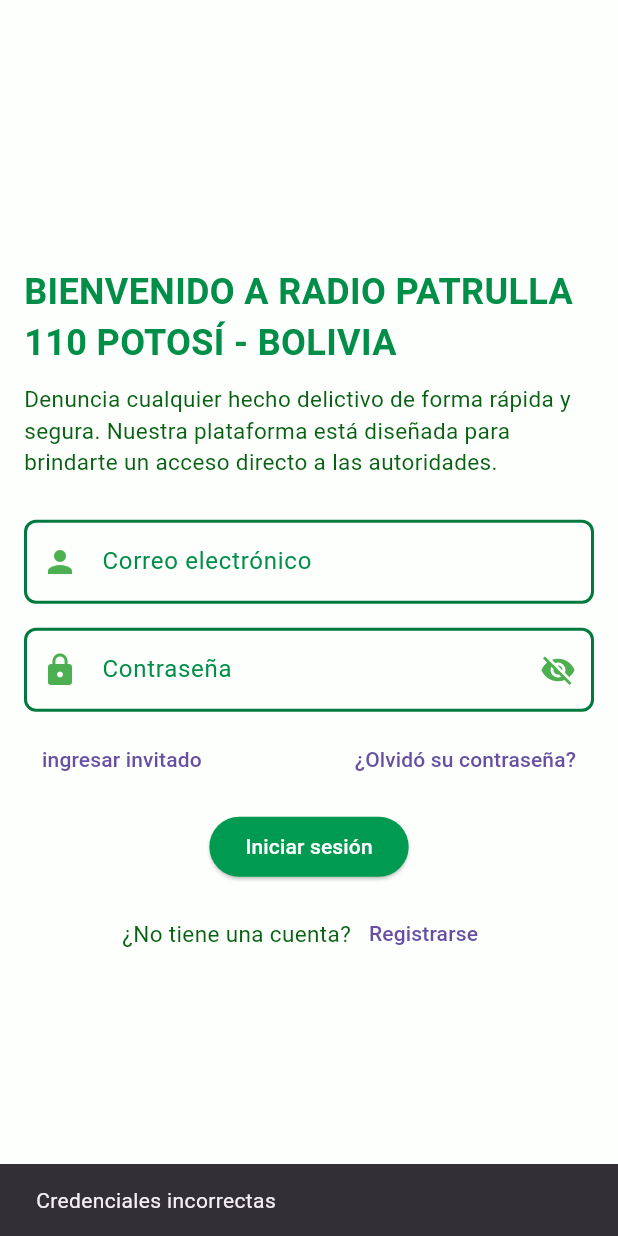
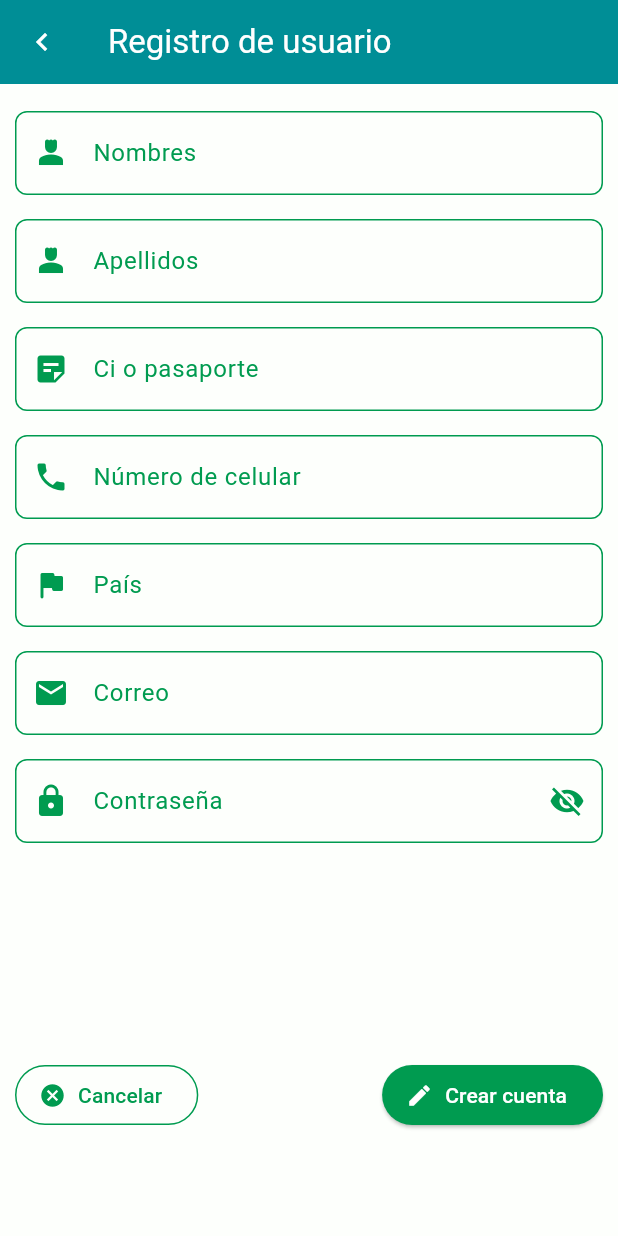
Before and after one commit to santosjared/flutterapp, a Flutter app: the screen it shows after launch, after a tap on "Iniciar sesión", after a tap on "Registrarse", on a phone screen of 412 x 824 dp. Run offline on Flutter 3.47's test engine with Material 3 defaults, Android fonts, the phone set to English and light mode, and no system bars; our stand-ins replace font_awesome_flutter.

Commit message:
fix theme

```diff
--- /dev/null
+++ b/lib/constants/mode.dart
@@ -0,0 +1 @@
+enum Mode { lightMode, darkMode }
--- a/lib/main.dart
+++ b/lib/main.dart
@@ -1,6 +1,10 @@
 // lib/main.dart
 
+import 'package:app_flutter/constants/mode.dart';
+import 'package:app_flutter/screens/complaints_screen.dart';
 import 'package:app_flutter/screens/dashboard_screen.dart';
+import 'package:app_flutter/screens/register_user_screen.dart';
+import 'package:app_flutter/theme/custom_theme.dart';
 import 'package:flutter/material.dart';
 import 'screens/login.dart';
 
@@ -14,15 +18,17 @@ class MyApp extends StatelessWidget {
   @override
   Widget build(BuildContext context) {
     return MaterialApp(
+      debugShowCheckedModeBanner: false,
       title: 'Radio patrulla 110',
-      theme: ThemeData(
-        primarySwatch: Colors.blue,
-        visualDensity: VisualDensity.adaptivePlatformDensity,
-      ),
+      theme: CustomTheme().settingsTheme(Mode.lightMode),
+      darkTheme: CustomTheme().settingsTheme(Mode.darkMode),
+      themeMode: ThemeMode.system,
       initialRoute: '/login',
       routes: {
         '/':(context)=>DashboardScreen(),
-        '/login':(context)=>LoginScreen()
+        '/login':(context)=>LoginScreen(),
+        '/register':(context)=>RegisterUserScreen(),
+        '/complaints':(context)=>ComplaintsScreen()
       },
     );
   }
--- a/lib/screens/dashboard_screen.dart
+++ b/lib/screens/dashboard_screen.dart
@@ -6,10 +6,12 @@ class DashboardScreen extends StatelessWidget {
 
   const DashboardScreen({super.key});
 
+  get onChanged => null;
+
   @override
   Widget build(BuildContext context) {
     return Scaffold(
-      appBar: AppBar(title: const Text('Denuncias'),
+      appBar: AppBar(title: const Text('Inicio'),
       backgroundColor: Color.fromARGB(255, 0, 142, 150),
       foregroundColor: Colors.white,
       ),
@@ -47,6 +49,54 @@ class DashboardScreen extends StatelessWidget {
               ),
             ),
             ListTile(
+              leading: const Icon(Icons.account_circle),
+              title: Text('Perfil'),
+            ),
+            Divider(),
+            ListTile(
+              leading: const Icon(Icons.home),
+              title: Text('Inicio'),
+            ),
+             ListTile(
+              leading: const Icon(Icons.edit),
+              title: Text('Realizar denucias'),
+              onTap: () {
+                Navigator.pop(context);
+                Navigator.pushNamed(context, '/complaints');
+              },
+            ),
+             ListTile(
+              leading: const Icon(Icons.send),
+              title: Text('Denuncias aceptadas'),
+            ),
+             ListTile(
+              leading: const Icon(Icons.error),
+              title: Text('Denuncias rechazadas'),
+            ),
+             ListTile(
+              leading: const Icon(Icons.history),
+              title: Text('Historial de denuncias'),
+            ),
+            Divider(),
+            ListTile(
+              leading: const Icon(Icons.settings),
+              title: Text('Configuraciones'),
+            ),
+            Row(
+              mainAxisAlignment: MainAxisAlignment.center,
+              children: [
+                Text('Boton de emergencia '),
+                Switch(value: false, onChanged: onChanged,
+              activeColor: Colors.lightBlue, // Color del "thumb" (botón)
+              // activeTrackColor: Palette.lightPrimary, // Color del fondo cuando está activo
+              inactiveThumbColor: const Color.fromARGB(255, 52, 210, 28), // Color del botón cuando está apagado
+              inactiveTrackColor: const Color.fromARGB(255, 1, 102, 15),
+
+                ),
+              ],
+            ),
+            Divider(),
+            ListTile(
               leading: const Icon(Icons.logout),
               title: const Text('Cerrar sesión'),
               onTap: () {
--- a/lib/screens/login.dart
+++ b/lib/screens/login.dart
@@ -1,15 +1,14 @@
 import 'package:app_flutter/screens/dashboard_screen.dart';
+import 'package:app_flutter/widgets/custom_divider.dart';
 import 'package:flutter/material.dart';
+import 'package:font_awesome_flutter/font_awesome_flutter.dart';
 import '../models/user.dart';
 import '../services/auth_service.dart';
-import '../widgets/custom_input.dart';
-import '../widgets/custom_button.dart';
 
 class LoginScreen extends StatefulWidget {
   const LoginScreen({super.key});
 
   @override
-  // ignore: library_private_types_in_public_api
   _LoginScreenState createState() => _LoginScreenState();
 }
 
@@ -39,7 +38,6 @@ class _LoginScreenState extends State<LoginScreen> {
     });
 
     if (success) {
-      // Navegar al Dashboard y reemplazar Login
       Navigator.pushReplacement(
         context,
         MaterialPageRoute(builder: (context) => const DashboardScreen()),
@@ -54,61 +52,53 @@ class _LoginScreenState extends State<LoginScreen> {
   @override
   Widget build(BuildContext context) {
     return Scaffold(
-      body: Stack(
-        children: [
-          // Imagen de fondo
-          Positioned.fill(
-            child: Image.asset(
-              'assets/images/backrundLogin.png',
-              fit: BoxFit.cover,
-              errorBuilder: (context, error, stackTrace) {
-                return Center(
-                  child: Text(
-                    '',
-                    style:
-                        TextStyle(color: const Color.fromARGB(255, 14, 14, 14)),
-                  ),
-                );
-              },
-            ),
-          ),
-          Padding(
+      body: SafeArea(
+        child: SingleChildScrollView(
+          child: Padding(
             padding: const EdgeInsets.all(16.0),
             child: Column(
               mainAxisAlignment: MainAxisAlignment.center,
               crossAxisAlignment: CrossAxisAlignment.start,
               children: [
-                Text(
+                // Sección del título
+                Center(
+                  child: Text(
                     'BIENVENIDO A RADIO PATRULLA 110 POTOSÍ - BOLIVIA',
+                    textAlign: TextAlign.center,
                     style: TextStyle(
                       fontSize: 24,
                       fontWeight: FontWeight.bold,
-                    color: const Color.fromARGB(255, 0, 142, 73),
+                      // color: Palette.lightPrimary,
+                    ),
                   ),
                 ),
                 const SizedBox(height: 10),
                 Text(
                   'Denuncia cualquier hecho delictivo de forma rápida y segura. '
                   'Nuestra plataforma está diseñada para brindarte un acceso directo a las autoridades.',
+                  textAlign: TextAlign.center,
                   style: TextStyle(
                     fontSize: 15,
-                    color: const Color.fromARGB(248, 1, 92, 12),
+                    // color: Palette.lightPrimary,
+                    fontWeight: FontWeight.bold,
                   ),
                 ),
                 const SizedBox(height: 20),
-                CustomInputField(
+                TextField(
+                  controller: emailController,
+                  decoration: InputDecoration(
                       labelText: 'Correo electrónico',
-                  controller: emailController,
-                  prefixIcon: Icon(Icons.person, color: Colors.green),
+                      prefixIcon: Icon(Icons.person)),
                 ),
-                CustomInputField(
+                const SizedBox(height: 16.0),
+                TextField(
+                  controller: passwordController,
+                  decoration: InputDecoration(
                     labelText: 'Contraseña',
-                  controller: passwordController,
-                  prefixIcon: Icon(Icons.lock, color: Colors.green),
+                    prefixIcon: Icon(Icons.lock),
                     suffixIcon: IconButton(
                       icon: Icon(
                         _obscureText ? Icons.visibility_off : Icons.visibility,
-                      color: Colors.green,
                       ),
                       onPressed: () {
                         setState(() {
@@ -116,14 +106,19 @@ class _LoginScreenState extends State<LoginScreen> {
                         });
                       },
                     ),
+                  ),
                   obscureText: _obscureText,
                 ),
+
+                // Botón de login y enlaces adicionales
                 Row(
                   mainAxisAlignment: MainAxisAlignment.spaceBetween,
                   children: [
                     TextButton(
-                      onPressed: () {},
-                      child: const Text('ingresar invitado'),
+                      onPressed: () {
+                        Navigator.pushNamed(context, '/');
+                      },
+                      child: const Text('Ingresar invitado'),
                     ),
                     TextButton(
                       onPressed: () {},
@@ -133,16 +128,40 @@ class _LoginScreenState extends State<LoginScreen> {
                 ),
                 const SizedBox(height: 10),
                 Center(
-                  child:  isLoading
-                    ? CircularProgressIndicator(
-                        color: Colors.green,
-                      )
-                    : CustomButton(
-                        text: 'Iniciar sesión',
+                  child: isLoading
+                      ? const CircularProgressIndicator()
+                      : ElevatedButton(
                           onPressed: _login,
+                          child: Text('Iniciar sesión'),
                         ),
                 ),
                 const SizedBox(height: 10),
+                CustomDivider(text: 'o iniciar sesión con'),
+                const SizedBox(height: 10),
+
+                // Botones de redes sociales
+                Row(
+                  mainAxisAlignment: MainAxisAlignment.center,
+                  children: [
+                    IconButton(
+                      onPressed: () {},
+                      icon: const FaIcon(FontAwesomeIcons.google,
+                          color: Colors.red),
+                    ),
+                    IconButton(
+                      onPressed: () {},
+                      icon: const FaIcon(FontAwesomeIcons.facebook,
+                          color: Colors.blue),
+                    ),
+                    IconButton(
+                      onPressed: () {},
+                      icon: const FaIcon(FontAwesomeIcons.xTwitter),
+                    ),
+                  ],
+                ),
+                const SizedBox(height: 10),
+
+                // Enlace de registro
                 Row(
                   mainAxisAlignment: MainAxisAlignment.center,
                   children: [
@@ -150,11 +169,14 @@ class _LoginScreenState extends State<LoginScreen> {
                       '¿No tiene una cuenta?',
                       style: TextStyle(
                         fontSize: 15,
-                        color: const Color.fromARGB(248, 1, 92, 12),
+                        // color: Palette.lightPrimary,
+                        fontWeight: FontWeight.bold,
                       ),
                     ),
                     TextButton(
-                      onPressed: () {},
+                      onPressed: () {
+                        Navigator.pushReplacementNamed(context, '/register');
+                      },
                       child: const Text('Registrarse'),
                     ),
                   ],
@@ -162,7 +184,7 @@ class _LoginScreenState extends State<LoginScreen> {
               ],
             ),
           ),
-        ],
+        ),
       ),
     );
   }
--- /dev/null
+++ b/lib/screens/register_user_screen.dart
@@ -0,0 +1,96 @@
+import 'package:app_flutter/widgets/custom_input.dart';
+import 'package:flutter/material.dart';
+
+class RegisterUserScreen extends StatefulWidget {
+  const RegisterUserScreen({super.key});
+
+  @override
+  _RegisterUserScreen createState() => _RegisterUserScreen();
+}
+
+class _RegisterUserScreen extends State<RegisterUserScreen> {
+
+  bool isLoading = false;
+  bool _obscureText = true;
+
+  final TextEditingController nameController = TextEditingController();
+  final TextEditingController lastnameController = TextEditingController();
+  final TextEditingController emailController = TextEditingController();
+  final TextEditingController ciController = TextEditingController();
+  final TextEditingController phoneController = TextEditingController();
+  final TextEditingController contryController = TextEditingController();
+  final TextEditingController passwordController = TextEditingController();
+
+  @override
+  Widget build(BuildContext context) {
+    return Scaffold(
+      appBar: AppBar(
+        title: Text('Registro de usuario'),
+        backgroundColor: Color.fromARGB(255, 0, 142, 150),
+        foregroundColor: Colors.white,
+        leading: IconButton(
+          onPressed: () {
+            Navigator.pushReplacementNamed(context, '/login');
+          },
+          icon: Icon(Icons.navigate_before),
+        ),
+      ),
+      body: Padding(
+        padding: EdgeInsets.all(10.0),
+        child: Column(
+          children: <Widget>[
+            Expanded( // Expande los campos de entrada para que los botones queden abajo
+              child: SingleChildScrollView(
+                child: Column(
+                  children: [
+                    CustomInputField(labelText: 'Nombres', controller: nameController, prefixIcon: Icon(Icons.person_4)),
+                    CustomInputField(labelText: 'Apellidos', controller: lastnameController, prefixIcon: Icon(Icons.person_4),),
+                    CustomInputField(labelText: 'Ci o pasaporte', controller: ciController, prefixIcon: Icon(Icons.sticky_note_2),),
+                    CustomInputField(labelText: 'Número de celular', controller: phoneController, prefixIcon: Icon(Icons.phone),),
+                    CustomInputField(labelText: 'País', controller: contryController, prefixIcon: Icon(Icons.flag_rounded),),
+                    CustomInputField(labelText: 'Correo', controller: emailController, prefixIcon: Icon(Icons.email),),
+                    CustomInputField(labelText: 'Contraseña', controller: passwordController, prefixIcon: Icon(Icons.lock),
+                    suffixIcon: IconButton(
+                    icon: Icon(
+                      _obscureText ? Icons.visibility_off : Icons.visibility,
+                      // color: Palette.lightPrimary,
+                    ),
+                    onPressed: () {
+                      setState(() {
+                        _obscureText = !_obscureText;
+                      });
+                    },
+                  ),
+                  obscureText: _obscureText,
+                    ),
+                  ],
+                ),
+              ),
+            ),
+            // Botones fijos abajo
+            Padding(
+              padding: EdgeInsets.only(bottom: 60.0),
+              child: Row(
+                mainAxisAlignment: MainAxisAlignment.spaceBetween,
+                children: [
+                  OutlinedButton.icon(
+                    onPressed: () {
+                      Navigator.pushReplacementNamed(context, '/login');
+                    },
+                    icon: Icon(Icons.cancel),
+                    label: Text('Cancelar'),
+                  ),
+                  ElevatedButton.icon(
+                    onPressed: () {},
+                    icon: Icon(Icons.create),
+                    label: Text('Crear cuenta'),
+                  ),
+                ],
+              ),
+            ),
+          ],
+        ),
+      ),
+    );
+  }
+}
--- /dev/null
+++ b/lib/theme/color_scheme.dart
@@ -0,0 +1,11 @@
+import 'package:flutter/material.dart';
+
+class colorScheme {
+  static const lightBackground = Color(0xFFfdfffc);
+  static const primary = Color.fromARGB(255, 0, 155, 80);
+
+  static const darkBackground = Color.fromARGB(255, 56, 65, 80);
+
+  static const textLight = Colors.black;
+  static const textDark = Colors.white;
+}
--- /dev/null
+++ b/lib/theme/custom_theme.dart
@@ -0,0 +1,47 @@
+import 'package:app_flutter/constants/mode.dart';
+import 'package:app_flutter/theme/color_scheme.dart';
+import 'package:flutter/material.dart';
+
+class CustomTheme {
+  ThemeData settingsTheme(Mode themeMode) {
+    return (ThemeData(
+      brightness: themeMode == Mode.lightMode? Brightness.light: Brightness.dark,
+      primaryColor: colorScheme.primary,
+      scaffoldBackgroundColor: themeMode == Mode.lightMode? colorScheme.lightBackground:colorScheme.darkBackground,
+      elevatedButtonTheme: ElevatedButtonThemeData(
+          style: ElevatedButton.styleFrom(
+              backgroundColor: colorScheme.primary,
+              foregroundColor: Colors.white,
+              iconColor: Colors.white
+              )),
+      outlinedButtonTheme: OutlinedButtonThemeData(
+          style: OutlinedButton.styleFrom(
+              foregroundColor: colorScheme.primary,
+              iconColor: colorScheme.primary,
+              side: BorderSide(color: colorScheme.primary))),
+      inputDecorationTheme: InputDecorationTheme(
+          fillColor: themeMode == Mode.lightMode? colorScheme.lightBackground:colorScheme.darkBackground,
+          prefixIconColor: colorScheme.primary,
+          suffixIconColor: colorScheme.primary,
+          labelStyle: TextStyle(color:colorScheme.primary),
+          enabledBorder: OutlineInputBorder(
+              borderSide: BorderSide(color: colorScheme.primary),
+              borderRadius: BorderRadius.circular(8)),
+          focusedBorder: OutlineInputBorder(
+              borderSide: BorderSide(color: colorScheme.primary),
+              borderRadius: BorderRadius.circular(8)),
+          hintStyle: TextStyle(color: Colors.grey),
+          ),
+          textSelectionTheme: TextSelectionThemeData(
+        cursorColor: themeMode == Mode.lightMode? colorScheme.textLight: colorScheme.textDark, // Color del cursor
+        // ignore: deprecated_member_use
+        selectionColor:themeMode == Mode.lightMode? colorScheme.textLight.withOpacity(0.5):colorScheme.textDark.withOpacity(0.5), // Color de selección
+        selectionHandleColor:themeMode == Mode.lightMode? colorScheme.textLight: colorScheme.textDark, // Color del manejador de selección
+      ),
+      progressIndicatorTheme: ProgressIndicatorThemeData(
+        color: colorScheme.primary
+      ),
+    )
+    );
+  }
+}
--- a/lib/widgets/custom_button.dart
+++ b/lib/widgets/custom_button.dart
@@ -10,13 +10,8 @@
 
   @override
   Widget build(BuildContext context) {
-    final ButtonStyle style = ElevatedButton.styleFrom(
-      backgroundColor: const Color.fromARGB(255, 0, 155, 80),
-      foregroundColor: Colors.white
-      );
     return ElevatedButton(
       onPressed: () => onPressed(),
-      style: style,
       child: Text(text),
     );
   }
--- /dev/null
+++ b/lib/widgets/custom_divider.dart
@@ -0,0 +1,31 @@
+
+
+import 'package:flutter/material.dart';
+
+class CustomDivider extends StatelessWidget{
+
+  final String text;
+
+  const CustomDivider({super.key, required this.text});
+
+  @override
+  Widget build(BuildContext context) {
+    return Row(
+      children: [
+        const Expanded(
+          child: Divider(thickness: 1, color: Colors.grey),
+        ),
+        Padding(
+          padding: const EdgeInsets.symmetric(horizontal: 8),
+          child: Text(
+            text,
+            style: const TextStyle(fontSize: 16, fontWeight: FontWeight.bold),
+          ),
+        ),
+        const Expanded(
+          child: Divider(thickness: 1, color: Colors.grey),
+        ),
+      ],
+    );
+  }
+}
--- a/lib/widgets/custom_input.dart
+++ b/lib/widgets/custom_input.dart
@@ -25,20 +25,9 @@ class CustomInputField extends StatelessWidget {
         obscureText: obscureText,
         decoration: InputDecoration(
           labelText: labelText,
-          labelStyle: const TextStyle(color:Color.fromARGB(255, 0, 142, 73)),
           prefixIcon: prefixIcon,
           suffixIcon: suffixIcon,
-           enabledBorder: OutlineInputBorder(
-            borderSide: const BorderSide(color: Color.fromARGB(255, 0, 121, 62), width: 2.0),
-            borderRadius: BorderRadius.circular(8),
-          ),
-           focusedBorder: OutlineInputBorder(
-            borderSide: const BorderSide(color: Colors.green, width: 2.5),
-            borderRadius: BorderRadius.circular(8),
-          ),
-          fillColor: const Color.fromARGB(255, 248, 255, 248),
         ),
-        style: const TextStyle(color: Colors.black),
       ),
     );
   }
--- a/pubspec.yaml
+++ b/pubspec.yaml
@@ -34,6 +34,7 @@ dependencies:
   # The following adds the Cupertino Icons font to your application.
   # Use with the CupertinoIcons class for iOS style icons.
   cupertino_icons: ^1.0.8
+  font_awesome_flutter: ^10.7.0
 
 dev_dependencies:
   flutter_test:
```
Also changed, not shown: lib/screens/complaints_screen.dart (added, +183 -0 lines), lib/widgets/custom_appbar.dart (added, +26 -0 lines), lib/widgets/labeled_check_box.dart (added, +39 -0 lines), 1 other file. Lines whose indentation alone changed are shown as unchanged.
